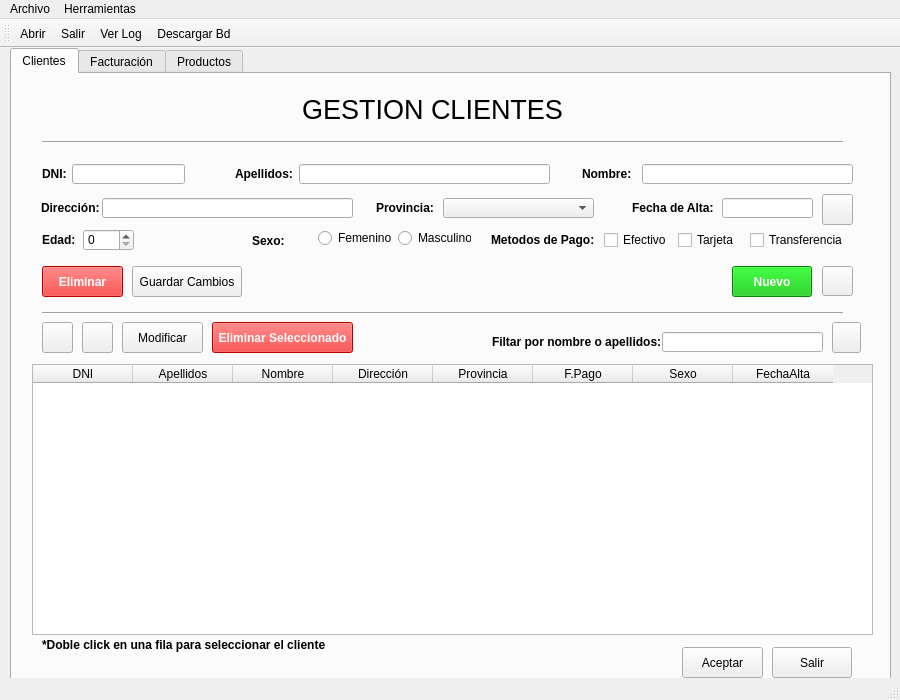
Qt form UiGestionClientes.ui (arlumno/DI-ProyectoUI) before a commit.
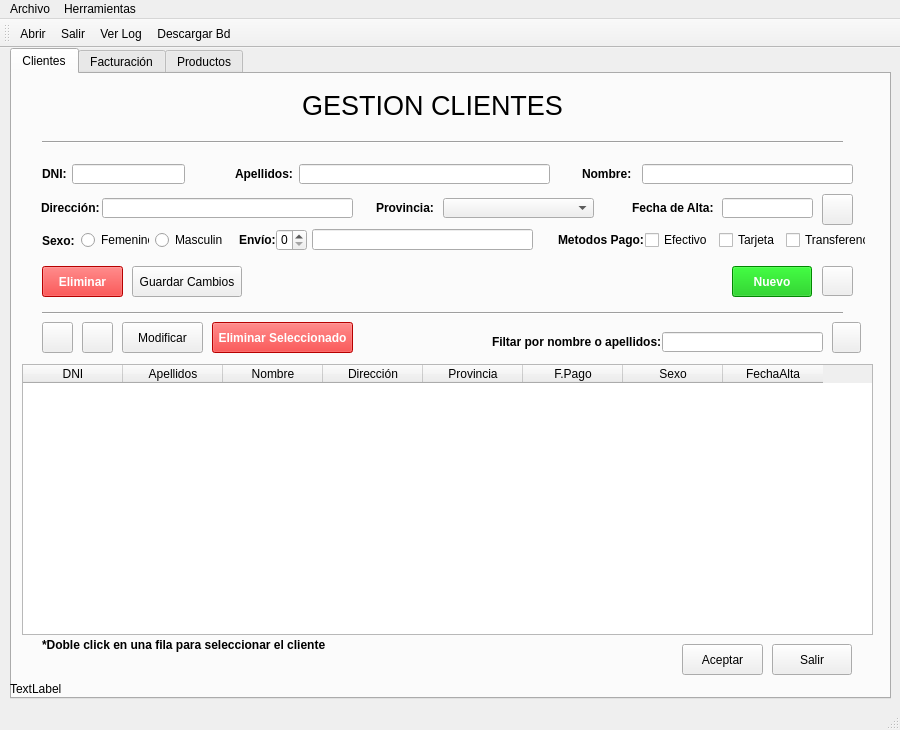
The same form after that commit. Icons and pictures are not drawn.

Diff of the .ui file:
```diff
--- a/UiGestionClientes.ui
+++ b/UiGestionClientes.ui
@@ -7,7 +7,7 @@
     <x>0</x>
     <y>0</y>
     <width>900</width>
-    <height>700</height>
+    <height>730</height>
    </rect>
   </property>
   <property name="sizePolicy">
@@ -19,13 +19,13 @@
   <property name="minimumSize">
    <size>
     <width>900</width>
-    <height>700</height>
+    <height>730</height>
    </size>
   </property>
   <property name="maximumSize">
    <size>
     <width>900</width>
-    <height>700</height>
+    <height>730</height>
    </size>
   </property>
   <property name="windowTitle">
@@ -60,9 +60,9 @@
      <widget class="QWidget" name="horizontalLayoutWidget">
       <property name="geometry">
        <rect>
-        <x>306</x>
-        <y>149</y>
-        <width>153</width>
+        <x>69</x>
+        <y>151</y>
+        <width>141</width>
         <height>31</height>
        </rect>
       </property>
@@ -125,7 +125,7 @@
       <property name="geometry">
        <rect>
         <x>760</x>
-        <y>573</y>
+        <y>570</y>
         <width>80</width>
         <height>31</height>
        </rect>
@@ -137,7 +137,7 @@
      <widget class="QLabel" name="label_5">
       <property name="geometry">
        <rect>
-        <x>240</x>
+        <x>30</x>
         <y>160</y>
         <width>40</width>
         <height>13</height>
@@ -207,9 +207,9 @@
      <widget class="QLabel" name="label_6">
       <property name="geometry">
        <rect>
-        <x>479</x>
+        <x>546</x>
         <y>158</y>
-        <width>104</width>
+        <width>91</width>
         <height>16</height>
        </rect>
       </property>
@@ -220,7 +220,7 @@
        </font>
       </property>
       <property name="text">
-       <string>Metodos de Pago:</string>
+       <string>Metodos Pago:</string>
       </property>
      </widget>
      <widget class="QLineEdit" name="etNombre">
@@ -246,9 +246,9 @@
      <widget class="QWidget" name="horizontalLayoutWidget_2">
       <property name="geometry">
        <rect>
-        <x>592</x>
+        <x>633</x>
         <y>151</y>
-        <width>244</width>
+        <width>221</width>
         <height>31</height>
        </rect>
       </property>
@@ -290,7 +290,7 @@
       <property name="geometry">
        <rect>
         <x>670</x>
-        <y>573</y>
+        <y>570</y>
         <width>81</width>
         <height>31</height>
        </rect>
@@ -407,7 +407,7 @@
       <property name="geometry">
        <rect>
         <x>240</x>
-        <y>10</y>
+        <y>6</y>
         <width>361</width>
         <height>51</height>
        </rect>
@@ -451,9 +451,9 @@
      <widget class="QTableWidget" name="tablaDatos">
       <property name="geometry">
        <rect>
-        <x>20</x>
+        <x>10</x>
         <y>290</y>
-        <width>841</width>
+        <width>851</width>
         <height>271</height>
        </rect>
       </property>
@@ -748,9 +748,9 @@
      <widget class="QSpinBox" name="sbEdad">
       <property name="geometry">
        <rect>
-        <x>71</x>
+        <x>264</x>
         <y>155</y>
-        <width>51</width>
+        <width>31</width>
         <height>22</height>
        </rect>
       </property>
@@ -758,9 +758,9 @@
      <widget class="QLabel" name="label_12">
       <property name="geometry">
        <rect>
-        <x>30</x>
+        <x>227</x>
         <y>158</y>
-        <width>61</width>
+        <width>41</width>
         <height>16</height>
        </rect>
       </property>
@@ -771,7 +771,26 @@
        </font>
       </property>
       <property name="text">
-       <string>Edad:</string>
+       <string>Envío:</string>
+      </property>
+     </widget>
+     <widget class="QLineEdit" name="etEnvio">
+      <property name="geometry">
+       <rect>
+        <x>300</x>
+        <y>155</y>
+        <width>221</width>
+        <height>21</height>
+       </rect>
+      </property>
+      <property name="text">
+       <string/>
+      </property>
+      <property name="alignment">
+       <set>Qt::AlignCenter</set>
+      </property>
+      <property name="readOnly">
+       <bool>true</bool>
       </property>
      </widget>
     </widget>
```
Left out of the diff: 36 changed lines with no effect on the pictures.
